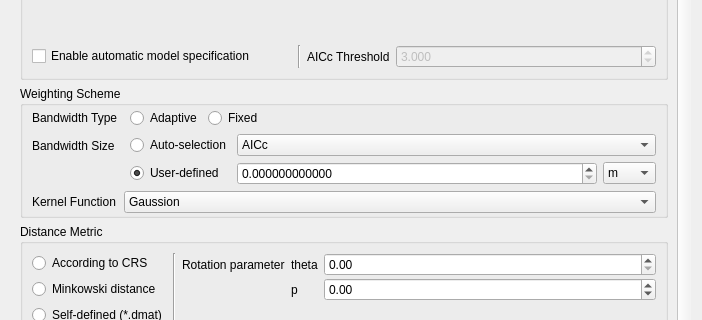
Old version of the form src/gwmgwroptionsdialog.ui in the repository GWmodel-Lab/GWmodelS; both pictures show x 0 to 702 and y 294 to 614 of the 702 by 875 pixel window.
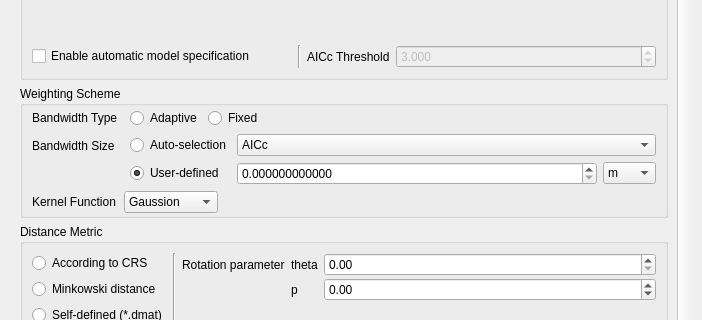
New version of the form. The open tabs and pages were chosen to show the change. Custom widgets are drawn as their Qt base class.

Commit message: edit: fix gwr and gwss layout

What changed in the file:
```diff
--- a/src/gwmgwroptionsdialog.ui
+++ b/src/gwmgwroptionsdialog.ui
@@ -36,8 +36,8 @@
        <rect>
         <x>0</x>
         <y>0</y>
-        <width>684</width>
-        <height>857</height>
+        <width>678</width>
+        <height>929</height>
        </rect>
       </property>
       <layout class="QVBoxLayout" name="verticalLayout_6" stretch="0,0,0,0,0,0,0">
@@ -204,6 +204,9 @@
           <property name="sizeConstraint">
            <enum>QLayout::SetNoConstraint</enum>
           </property>
+          <property name="fieldGrowthPolicy">
+           <enum>QFormLayout::ExpandingFieldsGrow</enum>
+          </property>
           <property name="horizontalSpacing">
            <number>6</number>
           </property>
```
Left out of the diff: 49 changed lines with no effect on the pictures. The commit also changes 1 other file.
